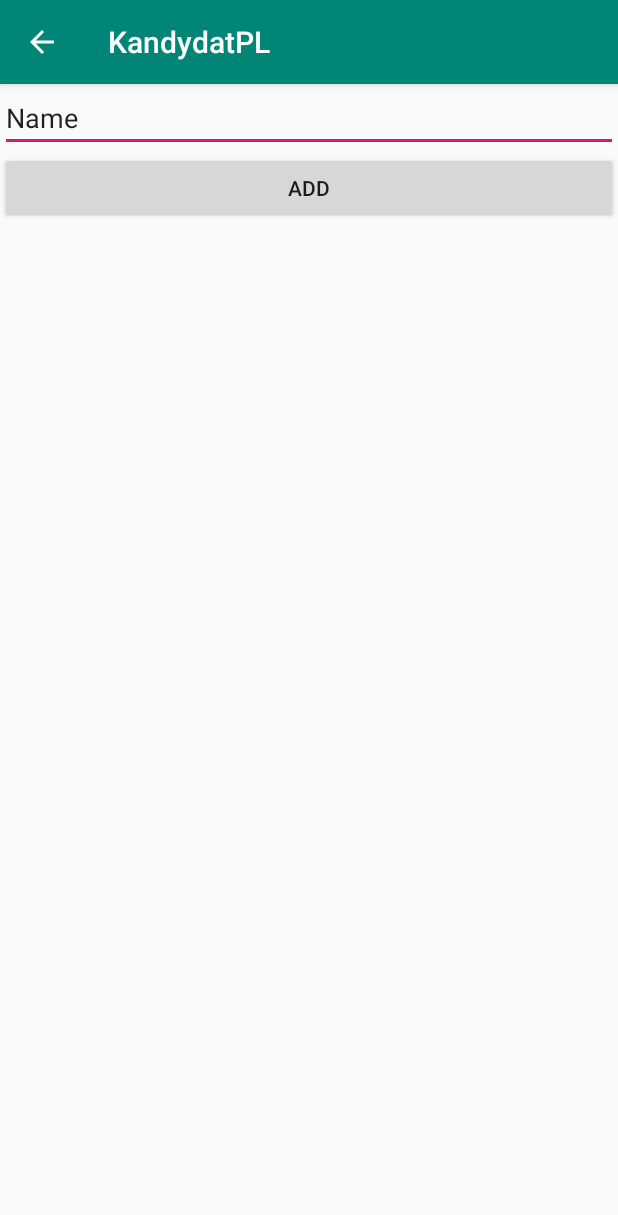
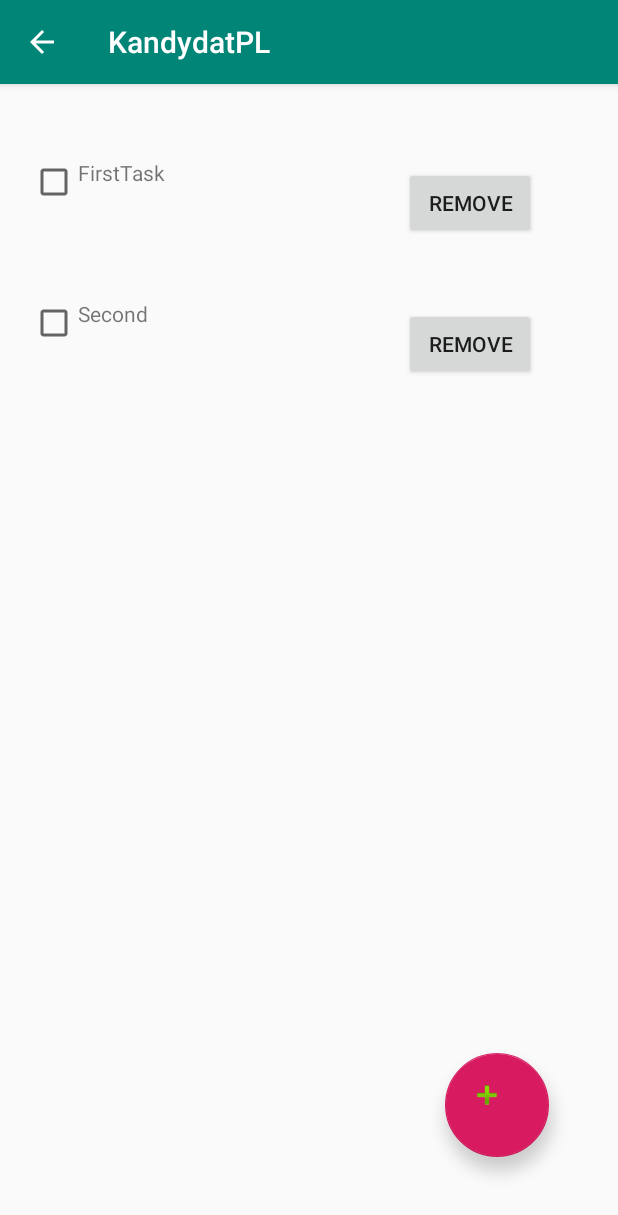
Before and after one commit to pkazmierski/mobile-2019, an Android app: the screen it shows after launch (TaskListActivity), after a tap on "OPEN CHECKLIST", on a phone screen of 412 x 824 dp. Shown: the top 1215 px of the screen. Run offline under Robolectric (Android 15) with nearby library versions, the phone set to English and light mode, and no system bars.

Commit message:
To-do list expansion.

```diff
--- a/app/build.gradle
+++ b/app/build.gradle
@@ -16,6 +16,10 @@ android {
             proguardFiles getDefaultProguardFile('proguard-android-optimize.txt'), 'proguard-rules.pro'
         }
     }
+    compileOptions {
+        sourceCompatibility = 1.8
+        targetCompatibility = 1.8
+    }
 }
 
 dependencies {
@@ -26,4 +30,5 @@ dependencies {
     androidTestImplementation 'com.android.support.test:runner:1.0.2'
     androidTestImplementation 'com.android.support.test.espresso:espresso-core:3.0.2'
     implementation 'com.android.support:recyclerview-v7:28.0.0'
+    implementation 'com.android.support:design:28.0.0'
 }
--- a/app/src/main/AndroidManifest.xml
+++ b/app/src/main/AndroidManifest.xml
@@ -9,7 +9,10 @@
         android:roundIcon="@mipmap/ic_launcher_round"
         android:supportsRtl="true"
         android:theme="@style/AppTheme">
-        <activity android:name=".TaskListActivity" android:parentActivityName=".MainActivity">
+        <activity android:name=".AddEditListItemActivity"></activity>
+        <activity
+            android:name=".TaskListActivity"
+            android:parentActivityName=".MainActivity">
             <meta-data
                 android:name="android.support.PARENT_ACTIVITY"
                 android:value=".MainActivity" />
--- a/app/src/main/java/com/example/kandydatpl/ChecklistItem.java
+++ b/app/src/main/java/com/example/kandydatpl/ChecklistItem.java
@@ -1,8 +1,10 @@
 package com.example.kandydatpl;
 
+import java.io.Serializable;
+import java.time.LocalDateTime;
 import java.util.Date;
 
-public class ChecklistItem {
+public class ChecklistItem implements Serializable {
 
     private static int id;
     private String title;
@@ -10,6 +12,23 @@ public class ChecklistItem {
     private boolean userCrated;
     private boolean done;
     private Date deadline;
+
+    public ChecklistItem() {
+        deadline = new Date();
+    }
+
+    public ChecklistItem(String title, String description, boolean done, Date deadline) {
+        this.title = title;
+        this.description = description;
+        this.done = done;
+        this.deadline = deadline;
+    }
+
+    public ChecklistItem(String title, boolean done) {
+        this.title = title;
+        this.done = done;
+        this.deadline = new Date();
+    }
 
     public static int getId() {
         return id;
--- /dev/null
+++ b/app/src/main/java/com/example/kandydatpl/RecyclerViewAdapter.java
@@ -0,0 +1,102 @@
+package com.example.kandydatpl;
+
+import android.app.Activity;
+import android.content.Context;
+import android.content.Intent;
+import android.support.annotation.NonNull;
+import android.support.v7.widget.RecyclerView;
+import android.util.Log;
+import android.view.LayoutInflater;
+import android.view.View;
+import android.view.ViewGroup;
+import android.widget.Button;
+import android.widget.CheckBox;
+import android.widget.CompoundButton;
+import android.widget.RelativeLayout;
+import android.widget.TextView;
+
+import java.util.ArrayList;
+
+public class RecyclerViewAdapter extends RecyclerView.Adapter<RecyclerViewAdapter.ViewHolder>{
+
+    private static final String TAG = "RecyclerViewAdapter";
+    private ArrayList<ChecklistItem> listItemTexts = new ArrayList<>();
+    private Activity context;
+
+    public RecyclerViewAdapter(ArrayList<ChecklistItem> listItemTexts, Activity context) {
+        this.listItemTexts = listItemTexts;
+        this.context = context;
+    }
+
+    public void add(ChecklistItem newItem){
+        listItemTexts.add(newItem);
+        notifyDataSetChanged();
+    }
+
+    public void remove(int position){
+
+        listItemTexts.remove(position);
+        notifyDataSetChanged();
+    }
+
+    public void edit(ChecklistItem item, int index){
+        listItemTexts.set(index, item);
+        notifyDataSetChanged();
+    }
+
+    @NonNull
+    @Override
+    public ViewHolder onCreateViewHolder(@NonNull ViewGroup viewGroup, int i) {
+        View view = LayoutInflater.from(viewGroup.getContext()).inflate(R.layout.layout_listitem, viewGroup, false);
+        ViewHolder holder = new ViewHolder(view);
+        return holder;
+    }
+
+    @Override
+    public void onBindViewHolder(@NonNull ViewHolder viewHolder, final int i) {
+        Log.d(TAG, "onBindViewHolder: called");
+
+        ChecklistItem item = listItemTexts.get(i);
+        viewHolder.listItem.setText(item.getTitle());
+        viewHolder.listItemCheckbox.setChecked(item.isDone());
+        viewHolder.listItemCheckbox.setOnCheckedChangeListener((buttonView, isChecked) -> {
+            item.setDone(isChecked);
+            //notifyDataSetChanged();
+        });
+        viewHolder.removeItem.setOnClickListener(new View.OnClickListener() {
+            @Override
+            public void onClick(View v) {
+                Log.d(TAG, "onClick: onClick: clicked on: " + listItemTexts.get(i));
+                listItemTexts.remove(i);
+                notifyDataSetChanged();
+            }
+        });
+        viewHolder.view.setOnClickListener(v -> {
+            Intent intent = new Intent(context, AddEditListItemActivity.class);
+            intent.putExtra("index", i);
+            intent.putExtra("item", item);
+            context.startActivityForResult(intent, TaskListActivity.editItemRequest);
+        });
+    }
+
+    @Override
+    public int getItemCount() {
+        return listItemTexts.size();
+    }
+
+    public class ViewHolder extends RecyclerView.ViewHolder{
+
+        TextView listItem;
+        CheckBox listItemCheckbox;
+        Button removeItem;
+        View view;
+
+        public ViewHolder(@NonNull View itemView) {
+            super(itemView);
+            listItem = itemView.findViewById(R.id.itemText);
+            listItemCheckbox = itemView.findViewById(R.id.itemCheckBox);
+            removeItem = itemView.findViewById(R.id.removeItemButton);
+            this.view = itemView;
+        }
+    }
+}
--- a/app/src/main/java/com/example/kandydatpl/TaskListActivity.java
+++ b/app/src/main/java/com/example/kandydatpl/TaskListActivity.java
@@ -1,8 +1,12 @@
 package com.example.kandydatpl;
 
 import android.content.Intent;
+import android.support.annotation.Nullable;
+import android.support.design.widget.FloatingActionButton;
 import android.support.v7.app.AppCompatActivity;
 import android.os.Bundle;
+import android.support.v7.widget.LinearLayoutManager;
+import android.support.v7.widget.RecyclerView;
 import android.view.View;
 import android.widget.AdapterView;
 import android.widget.ArrayAdapter;
@@ -18,38 +22,64 @@ public class TaskListActivity extends AppCompatActivity implements View.OnClickL
 
     private EditText itemET;
     private Button btn;
-    private ListView itemsList;
     private ArrayList<String> items;
-    private ArrayAdapter<String> adapter;
+    private RecyclerViewAdapter adapter;
+
+    private ArrayList<ChecklistItem> testArray;
+    public static int newItemRequest = 1;
+    public static int editItemRequest = 2;
+    private RecyclerView recyclerView;
+    private FloatingActionButton floatingActionButton;
+
+    public TaskListActivity() {
+        testArray = new ArrayList<>();
+        testArray.add(new ChecklistItem("FirstTask", false));
+        testArray.add(new ChecklistItem("Second", false));
+
+
+    }
 
     @Override
     protected void onCreate(Bundle savedInstanceState) {
         super.onCreate(savedInstanceState);
         setContentView(R.layout.activity_task_list);
 
-        itemET = findViewById(R.id.editText);
-        btn = findViewById(R.id.addBtn);
-        itemsList = findViewById(R.id.list);
+        recyclerView = findViewById(R.id.taskListView);
+        floatingActionButton = findViewById(R.id.addTaskButton);
+        floatingActionButton.setOnClickListener(v -> {
+            Intent intent = new Intent(this, AddEditListItemActivity.class);
+            intent.putExtra("item", new ChecklistItem());
+            intent.putExtra("requestCode", newItemRequest);
+            startActivityForResult(intent, newItemRequest);
+        });
 
         items = FileHelper.readData(this);
 
-        adapter = new ArrayAdapter<String>(this, android.R.layout.simple_list_item_1, items);
-        itemsList.setAdapter(adapter);
-
-        btn.setOnClickListener(this);
-        itemsList.setOnItemClickListener(this);
+        adapter = new RecyclerViewAdapter(testArray, this);
+        recyclerView.setAdapter(adapter);
+        recyclerView.setLayoutManager(new LinearLayoutManager(this));
     }
 
     @Override
-    public void onClick(View v) {
-        switch (v.getId()){
-            case R.id.addBtn:
-                String itemEntered = itemET.getText().toString();
-                adapter.add(itemEntered);
-                itemET.setText("");
-                FileHelper.writeData(items, this);
-                Toast.makeText(this, "Item Added!", Toast.LENGTH_SHORT).show();
-                break;
+    protected void onActivityResult(int requestCode, int resultCode, @Nullable Intent data) {
+        super.onActivityResult(requestCode, resultCode, data);
+        if (requestCode == newItemRequest) {
+            if (resultCode == RESULT_OK) {
+                if (data != null) {
+                    ChecklistItem item = (ChecklistItem) data.getSerializableExtra("newItem");
+                    adapter.add(item);
+                    adapter.notifyDataSetChanged();
+                }
+            }
+        } else if (requestCode == editItemRequest) {
+            if (resultCode == RESULT_OK) {
+                if (data != null) {
+                    ChecklistItem item = (ChecklistItem) data.getSerializableExtra("newItem");
+                    int index = data.getIntExtra("index", -1);
+                    adapter.edit(item, index);
+                    adapter.notifyDataSetChanged();
+                }
+            }
         }
     }
 
@@ -60,4 +90,10 @@ public class TaskListActivity extends AppCompatActivity implements View.OnClickL
         FileHelper.writeData(items, this);
         Toast.makeText(this, "Delete", Toast.LENGTH_SHORT).show();
     }
+
+
+    @Override
+    public void onClick(View v) {
+
+    }
 }
--- a/app/src/main/res/layout/activity_task_list.xml
+++ b/app/src/main/res/layout/activity_task_list.xml
@@ -1,24 +1,34 @@
 <?xml version="1.0" encoding="utf-8"?>
 <LinearLayout xmlns:android="http://schemas.android.com/apk/res/android"
-    android:orientation="vertical" android:layout_width="match_parent"
+    xmlns:app="http://schemas.android.com/apk/res-auto"
+    xmlns:tools="http://schemas.android.com/tools"
+    android:layout_width="match_parent"
     android:layout_height="match_parent">
 
-    <EditText
-        android:id="@+id/editText"
+    <android.support.constraint.ConstraintLayout
         android:layout_width="match_parent"
-        android:layout_height="wrap_content"
-        android:ems="10"
-        android:inputType="textPersonName"
-        android:text="Name" />
+        android:layout_height="match_parent">
 
-    <Button
-        android:id="@+id/addBtn"
-        android:layout_width="match_parent"
-        android:layout_height="wrap_content"
-        android:text="Add" />
+        <android.support.design.widget.FloatingActionButton
+            android:id="@+id/addTaskButton"
+            android:layout_width="70dp"
+            android:layout_height="69dp"
+            android:clickable="true"
+            app:layout_constraintBottom_toBottomOf="parent"
+            app:layout_constraintEnd_toEndOf="parent"
+            app:layout_constraintHorizontal_bias="0.865"
+            app:layout_constraintStart_toStartOf="parent"
+            app:layout_constraintTop_toTopOf="parent"
+            app:layout_constraintVertical_bias="0.925"
+            app:srcCompat="@android:drawable/ic_input_add" />
 
-    <ListView
-        android:id="@+id/list"
-        android:layout_width="match_parent"
-        android:layout_height="match_parent" />
+        <android.support.v7.widget.RecyclerView
+            android:id="@+id/taskListView"
+            android:layout_width="409dp"
+            android:layout_height="639dp"
+            app:layout_constraintBottom_toBottomOf="parent"
+            app:layout_constraintStart_toStartOf="parent"
+            app:layout_constraintTop_toTopOf="parent"
+            app:layout_constraintVertical_bias="0.228" />
+    </android.support.constraint.ConstraintLayout>
 </LinearLayout>
--- /dev/null
+++ b/app/src/main/res/layout/layout_listitem.xml
@@ -0,0 +1,32 @@
+<?xml version="1.0" encoding="utf-8"?>
+<RelativeLayout xmlns:android="http://schemas.android.com/apk/res/android"
+    android:layout_width="match_parent" android:layout_height="wrap_content"
+    android:padding="20dp"
+    android:id="@+id/parent_layout">
+
+    <CheckBox
+        android:layout_width="wrap_content"
+        android:layout_height="wrap_content"
+        android:id="@+id/itemCheckBox"
+        />
+    <TextView
+        android:layout_width="wrap_content"
+        android:layout_height="wrap_content"
+        android:text="Placeholder"
+        android:layout_toRightOf="@+id/itemCheckBox"
+        android:id="@+id/itemText"
+        />
+
+    <Button
+        android:id="@+id/removeItemButton"
+        android:layout_width="wrap_content"
+        android:layout_height="wrap_content"
+        android:layout_alignParentTop="true"
+        android:layout_alignParentEnd="true"
+        android:layout_alignParentRight="true"
+        android:layout_marginTop="6dp"
+        android:layout_marginEnd="32dp"
+        android:layout_marginRight="32dp"
+        android:text="remove" />
+
+</RelativeLayout>
```
Also changed, not shown: app/src/main/java/com/example/kandydatpl/AddEditListItemActivity.java (added, +55 -0 lines), app/src/main/res/layout/activity_add_edit_list_item.xml (added, +65 -0 lines).
